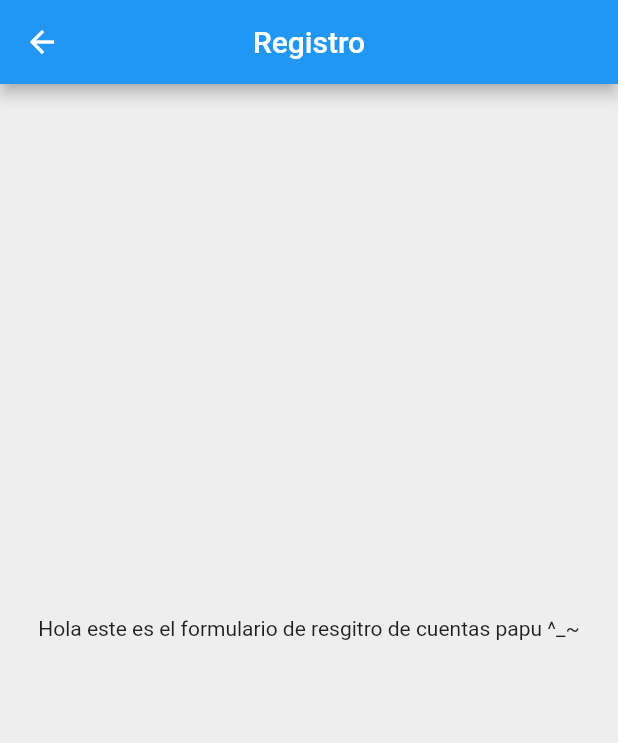
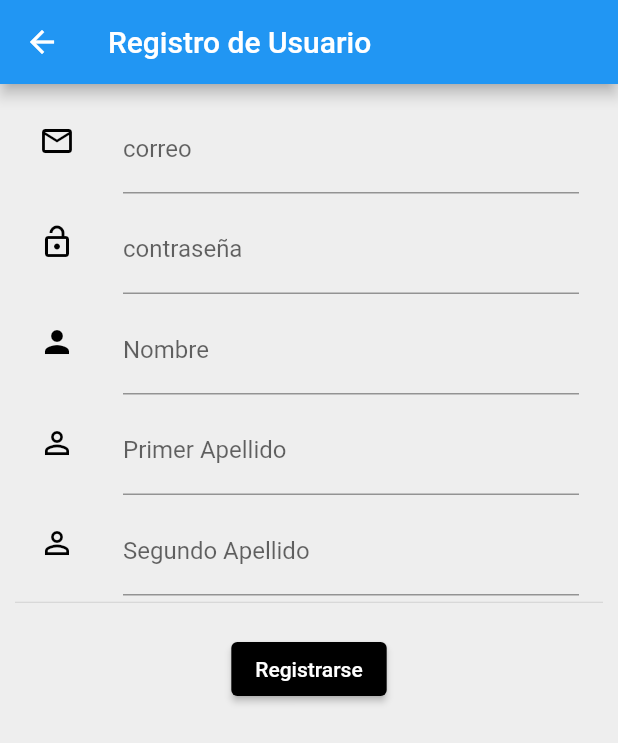
Before and after one commit to IgnacioPM/RunningUP, a Flutter app: the RegisterPage screen opened by its route, on a phone screen of 412 x 824 dp. Shown: the top 743 px of the screen. Run offline on Flutter 3.47's test engine with Material 2 defaults, Android fonts, the phone set to English and light mode, and no system bars; our stand-ins replace carousel_slider, scrollable_positioned_list; missing offline and left inert: qrscan; accounts and stored records are empty.

Commit message:
register putos

```diff
--- a/lib/main.dart
+++ b/lib/main.dart
@@ -9,7 +9,7 @@ import 'package:material_kit_flutter/screens/estadisticas_page.dart';
 import 'package:material_kit_flutter/screens/home.dart';
 import 'package:material_kit_flutter/screens/login_page.dart';
 import 'package:material_kit_flutter/screens/perfil_page.dart';
-import 'package:material_kit_flutter/screens/registro_page.dart';
+import 'package:material_kit_flutter/screens/register_page.dart';
 // import 'package:material_kit_flutter/screens/profile.dart';
 import 'package:material_kit_flutter/screens/salonfama_page.dart';
 // import 'package:material_kit_flutter/screens/settings.dart';
@@ -37,7 +37,7 @@ class MaterialKitPROFlutter extends StatelessWidget {
           "/Registro": (BuildContext context) => new RegisterPage(),
           "/Crono": (BuildContext context) => new CronoPage(),
 
-          "/Login": (context)=> LoginPage()
+          "/Login": (context)=> LoginPage('')
         });
   }
 }
--- a/lib/screens/crono_page.dart
+++ b/lib/screens/crono_page.dart
@@ -1,8 +1,7 @@
 import 'dart:async';
 import 'package:flutter/material.dart';
-import 'package:flutter/material.dart';
-import 'package:material_kit_flutter/constants/Theme.dart';
-import 'package:material_kit_flutter/widgets/drawer.dart';
+// import 'package:material_kit_flutter/constants/Theme.dart';
+// import 'package:material_kit_flutter/widgets/drawer.dart';
 
 
 class CronoPage extends StatefulWidget {
--- a/lib/screens/register_page.dart
+++ b/lib/screens/register_page.dart
@@ -1,45 +1,150 @@
 import 'package:flutter/material.dart';
 import 'package:material_kit_flutter/constants/Theme.dart';
-import 'package:material_kit_flutter/widgets/drawer.dart';
+import 'package:material_kit_flutter/screens/login_page.dart';
+// import 'package:material_kit_flutter/widgets/drawer.dart';
 
 import 'package:material_kit_flutter/widgets/navbar.dart';
-class PerfilPage extends StatefulWidget {
+import 'package:http/http.dart' as http;
+class RegisterPage extends StatefulWidget {
   static String id = 'Registro_Page';
 
   @override
   RegistroPage createState() => RegistroPage();
 }
 
-class RegistroPage extends State<PerfilPage> {
+class RegistroPage extends State<RegisterPage> {
+  TextEditingController controllerEmail = new TextEditingController();
+  TextEditingController controllerPassword = new TextEditingController();
+  TextEditingController controllerName = new TextEditingController();
+  TextEditingController controllerAp1 = new TextEditingController();
+  TextEditingController controllerAP2 = new TextEditingController();
+  String registro = "Su cuenta ha sido creada";
+
+  var _formkey = GlobalKey<FormState>();
+
+void addData(){
+   var url = Uri.parse("https://runningup.000webhostapp.com/register.php");
+
+   http.post(url, body:{
+     "email" : controllerEmail.text,
+     "password" : controllerPassword.text,
+     "name" : controllerName.text,
+     "ap1" : controllerAp1.text,
+     "ap2" : controllerAP2.text,
+
+   });
+}
+
+
+
   @override
   Widget build(BuildContext context) {
     return  Scaffold(
-        extendBodyBehindAppBar: true,
-        appBar: Navbar(
-          title: "Registro",
-          transparent: true,
-        ),
+        // extendBodyBehindAppBar: true,
+        appBar: AppBar(
+        title: Text('Registro de Usuario'),
+      ),
         backgroundColor: MaterialColors.bgColorScreen,
-        drawer: MaterialDrawer(currentPage:"Registro_Page"),
-        body: Center(
-          child: Column(
-            mainAxisAlignment: MainAxisAlignment.center,
+        body: Form(
+          key: _formkey,
+          child: Padding(
+            padding: const EdgeInsets.all(10.0),
+            child: ListView(
+              children: <Widget> [
+                new Column(
+                  children: <Widget>[
+                    new ListTile(
+                      leading: const Icon(Icons.email_outlined, color: Colors.black,),
+                      title: new TextFormField(
+                        controller: controllerEmail,
+                        validator: (value) {
+                          if(value.isEmpty) return "Ingrese un correo electronico";
+                        },
+                        decoration: new InputDecoration(
+                          hintText: "email", labelText: "correo",
+                        ),
+                      ),
+                       ),
 
-            children: [
-            SizedBox(
-                height: 15.0,
-              ),
-            Text(
-              'Hola este es el formulario de resgitro de cuentas papu ^_~'
+                    new ListTile(
+                      leading: const Icon(Icons.lock_open_outlined, color: Colors.black,),
+                      title: new TextFormField(
+                        controller: controllerPassword,
+                        validator: (value) {
+                          if(value.isEmpty) return "Ingrese la contraseña";
+                        },
+                        decoration: new InputDecoration(
+                          hintText: "password", labelText: "contraseña",
+                        ),
+                      ),
+                       ),
+
+                    new ListTile(
+                      leading: const Icon(Icons.person, color: Colors.black,),
+                      title: new TextFormField(
+                        controller: controllerName,
+                        validator: (value) {
+                          if(value.isEmpty) return "Campo nombre vacio";
+                        },
+                        decoration: new InputDecoration(
+                          hintText: "name", labelText: "Nombre",
+                        ),
+                      ),
+                       ),
+
+                      new ListTile(
+                      leading: const Icon(Icons.person_outline, color: Colors.black,),
+                      title: new TextFormField(
+                        controller: controllerAp1,
+                        validator: (value) {
+                          if(value.isEmpty) return "Campo Primer Apellido vacio";
+                        },
+                        decoration: new InputDecoration(
+                          hintText: "ap1", labelText: "Primer Apellido",
+                        ),
+                      ),
+                       ),
+
+                      new ListTile(
+                      leading: const Icon(Icons.person_outline, color: Colors.black,),
+                      title: new TextFormField(
+                        controller: controllerAP2,
+                        validator: (value) {
+                          if(value.isEmpty) return "Campo Segundo Apellido vacio";
+                        },
+                        decoration: new InputDecoration(
+                          hintText: "ap2", labelText: "Segundo Apellido",
+                        ),
+                      ),
+                       ),
+
+                    const Divider(
+                      height: 1.0,
+                    ),
+                    new Padding(
+                      padding: const EdgeInsets.all(10.0),
+                    ),
+                    new ElevatedButton(
+                      child: new Text("Registrarse"),
+                      style: ElevatedButton.styleFrom(
+                        primary: Colors.black,
+                      ),
+                      onPressed: (){
+                        if (_formkey.currentState.validate())
+                        {
+                          addData();
+                          Navigator.push(context, MaterialPageRoute(builder: (context) => LoginPage(registro)));
+                          // Navigator.pop(context);
+                        }
+                      },
+                    )
+
+
+                  ],
+                )
+              ],
             ),
-
-            SizedBox(
-              height: 0.5,
-            ),
-          ],
-
           ),
-
         )
         );
 
--- a/lib/screens/registro_page.dart
+++ /dev/null
@@ -1,51 +0,0 @@
-import 'package:flutter/material.dart';
-import 'package:material_kit_flutter/constants/Theme.dart';
-// import 'package:material_kit_flutter/widgets/drawer.dart';
-
-// import 'package:material_kit_flutter/widgets/navbar.dart';
-class RegisterPage extends StatefulWidget {
-  static String id = 'Registro_Page';
-
-  @override
-  RegistroPage createState() => RegistroPage();
-}
-
-class RegistroPage extends State<RegisterPage> {
-  @override
-  Widget build(BuildContext context) {
-    return  Scaffold(
-        extendBodyBehindAppBar: true,
-        appBar: AppBar(
-          centerTitle: true,
-          title: Text('Registro'),
-          // transparent: true,
-        ),
-        backgroundColor: MaterialColors.bgColorScreen,
-        // drawer: MaterialDrawer(currentPage:"Registro_Page"),
-        body: Center(
-          child: Column(
-            mainAxisAlignment: MainAxisAlignment.center,
-
-            children: [
-            SizedBox(
-                height: 15.0,
-              ),
-            Text(
-              'Hola este es el formulario de resgitro de cuentas papu ^_~'
-            ),
-
-            SizedBox(
-              height: 0.5,
-            ),
-          ],
-
-          ),
-
-        )
-        );
-
-
-  }
-
-
-}
```
Also changed, not shown: lib/screens/login_page.dart (+7 -1 lines).
